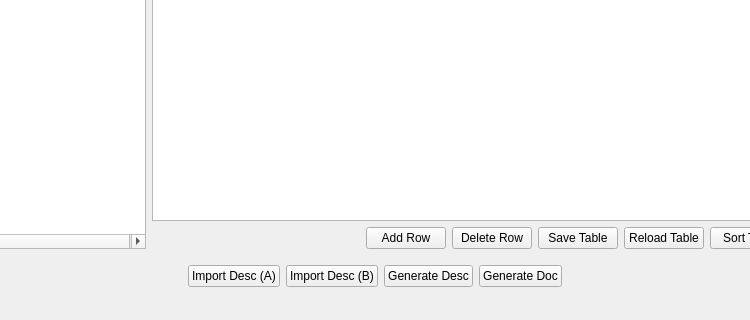
jean-roland/LCSF_Generator, file src/mainwindow.ui: the form before one commit; both pictures show x 265 to 1015 and y 448 to 768 of the 1280 by 768 pixel window.
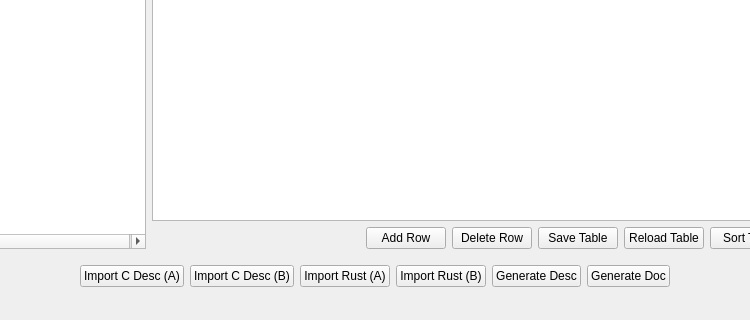
The form after the commit. Icons and pictures are not drawn.

Commit message: feat: add import rust buttons

```diff
--- a/src/mainwindow.ui
+++ b/src/mainwindow.ui
@@ -236,7 +236,7 @@
          <bool>true</bool>
         </property>
         <property name="text">
-         <string>Import Desc (A)</string>
+         <string>Import C Desc (A)</string>
         </property>
         <property name="checkable">
          <bool>false</bool>
@@ -252,7 +252,51 @@
          <bool>true</bool>
         </property>
         <property name="text">
-         <string>Import Desc (B)</string>
+         <string>Import C Desc (B)</string>
+        </property>
+        <property name="checkable">
+         <bool>false</bool>
+        </property>
+        <property name="checked">
+         <bool>false</bool>
+        </property>
+        <property name="flat">
+         <bool>false</bool>
+        </property>
+       </widget>
+      </item>
+      <item>
+       <widget class="QPushButton" name="pbImportRustA">
+        <property name="toolTip">
+         <string>Import Rust code from previous description (A point of view)</string>
+        </property>
+        <property name="autoFillBackground">
+         <bool>true</bool>
+        </property>
+        <property name="text">
+         <string>Import Rust (A)</string>
+        </property>
+        <property name="checkable">
+         <bool>false</bool>
+        </property>
+        <property name="checked">
+         <bool>false</bool>
+        </property>
+        <property name="flat">
+         <bool>false</bool>
+        </property>
+       </widget>
+      </item>
+      <item>
+       <widget class="QPushButton" name="pbImportRustB">
+        <property name="toolTip">
+         <string>Import Rust code from previous description (B point of view)</string>
+        </property>
+        <property name="autoFillBackground">
+         <bool>true</bool>
+        </property>
+        <property name="text">
+         <string>Import Rust (B)</string>
         </property>
         <property name="checkable">
          <bool>false</bool>
```
Left out of the diff: 4 changed lines with no effect on the pictures. The commit also changes 2 other files.
